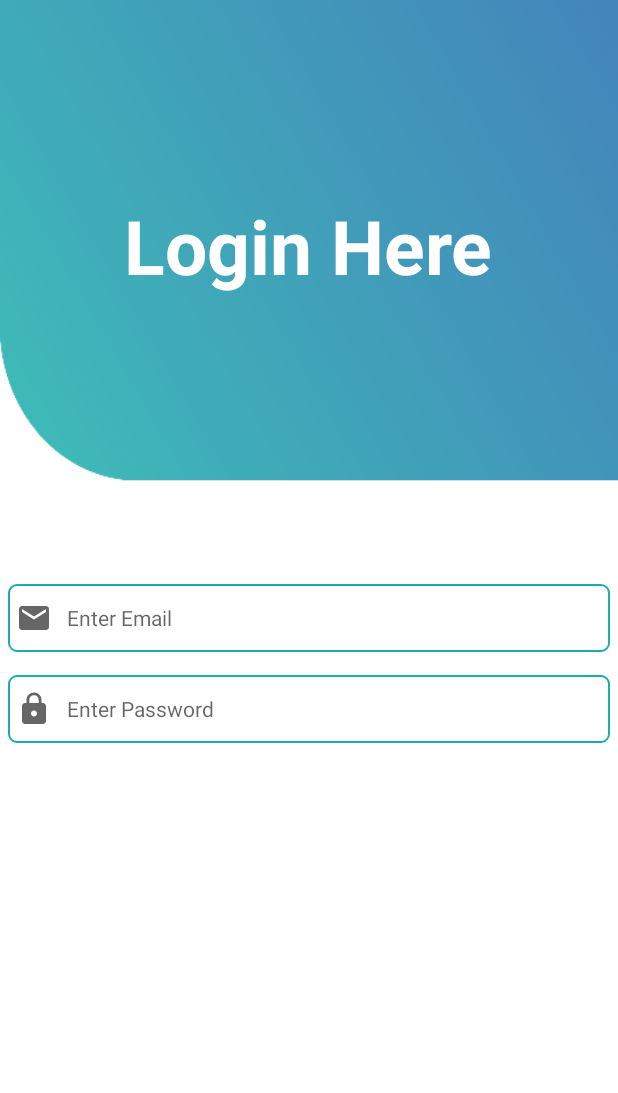
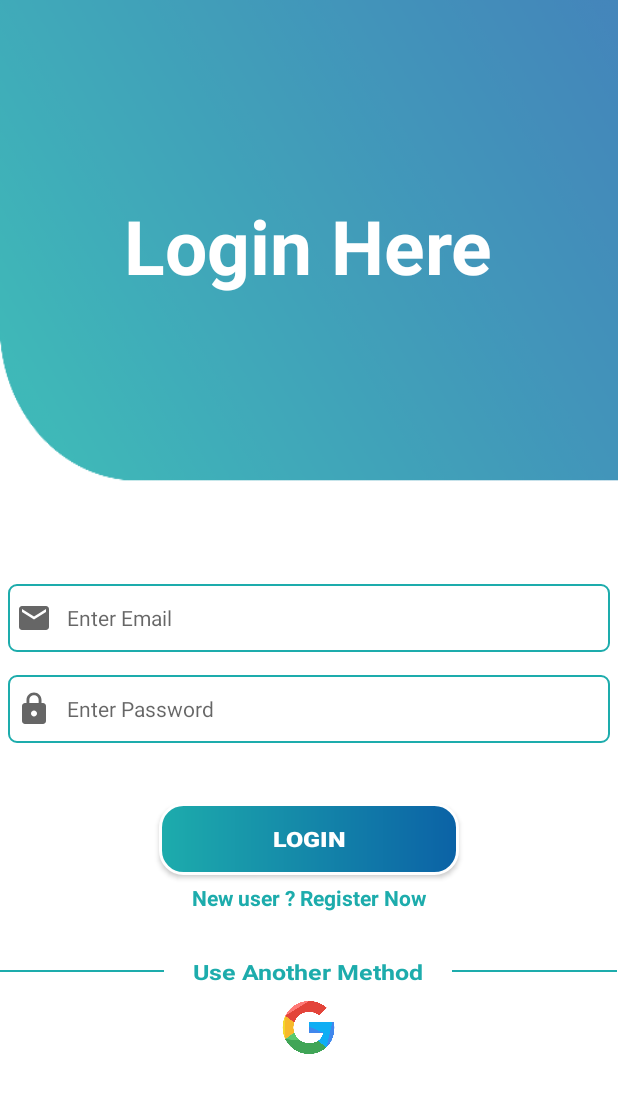
Before and after one commit to Saket105/BeFit, an Android app: the screen it shows after launch (LoginActivity), on a phone screen of 412 x 824 dp. Shown: the top 1093 px of the screen. Run offline under Robolectric (Android 15) with nearby library versions, the phone set to English and light mode, and no system bars; Roboto replaces fonts that are not available here.

Commit message:
third Commit

```diff
--- a/app/src/main/res/layout/activity_login.xml
+++ b/app/src/main/res/layout/activity_login.xml
@@ -50,4 +50,72 @@
         android:textColor="#000"
         android:textSize="14sp"/>
 
+
+
+    <Button
+        android:id="@+id/signIn_user"
+        android:layout_width="200dp"
+        android:layout_height="wrap_content"
+        android:layout_below="@+id/password"
+        android:layout_centerHorizontal="true"
+        android:layout_marginTop="40dp"
+        android:textColor="#fff"
+        android:background="@drawable/signup_btn"
+        android:text="Login"
+        android:textStyle="bold"
+        android:textScaleX="1.2"/>
+
+    <TextView
+        android:id="@+id/tv"
+        android:layout_width="match_parent"
+        android:layout_height="wrap_content"
+        android:layout_below="@+id/signIn_user"
+        android:text="New user ? Register Now"
+        android:gravity="center"
+        android:layout_marginTop="5dp"
+        android:textColor="@color/main_colour"
+        android:textStyle="bold"/>
+
+    <LinearLayout
+        android:id="@+id/google_container"
+        android:layout_width="match_parent"
+        android:layout_height="wrap_content"
+        android:layout_below="@+id/tv"
+        android:layout_marginTop="30dp"
+        android:weightSum="3">
+        <View
+            android:layout_width="0dp"
+            android:layout_height="1dp"
+            android:layout_weight="0.8"
+            android:layout_gravity="center|end"
+            android:background="@color/main_colour"
+            android:layerType="hardware"/>
+        <TextView
+            android:layout_width="0dp"
+            android:layout_height="wrap_content"
+            android:layout_weight="1.4"
+            android:text="Use Another Method"
+            android:textScaleX="1.2"
+            android:layout_gravity="center"
+            android:gravity="center"
+            android:textStyle="bold"
+            android:textColor="@color/main_colour"/>
+
+        <View
+            android:id="@+id/divider"
+            android:layout_width="0dp"
+            android:layout_height="1dp"
+            android:layout_weight="0.8"
+            android:layout_gravity="center|start"
+            android:background="@color/main_colour" />
+    </LinearLayout>
+
+    <ImageView
+        android:layout_width="35dp"
+        android:layout_height="35dp"
+        android:layout_centerHorizontal="true"
+        android:src="@drawable/google"
+        android:layout_marginTop="10dp"
+        android:layout_below="@+id/google_container"/>
+
 </RelativeLayout>
```
